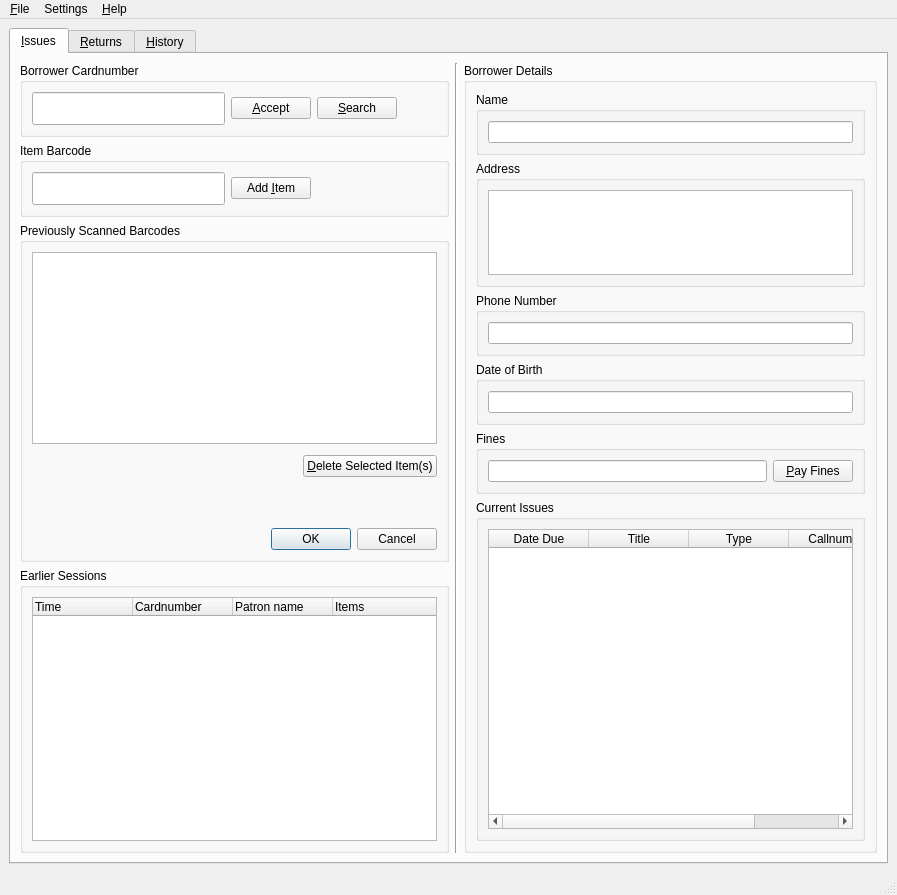
Above: mainwindow.ui from bywatersolutions/koha-offline-circulation before the change. Below: the same form after it.
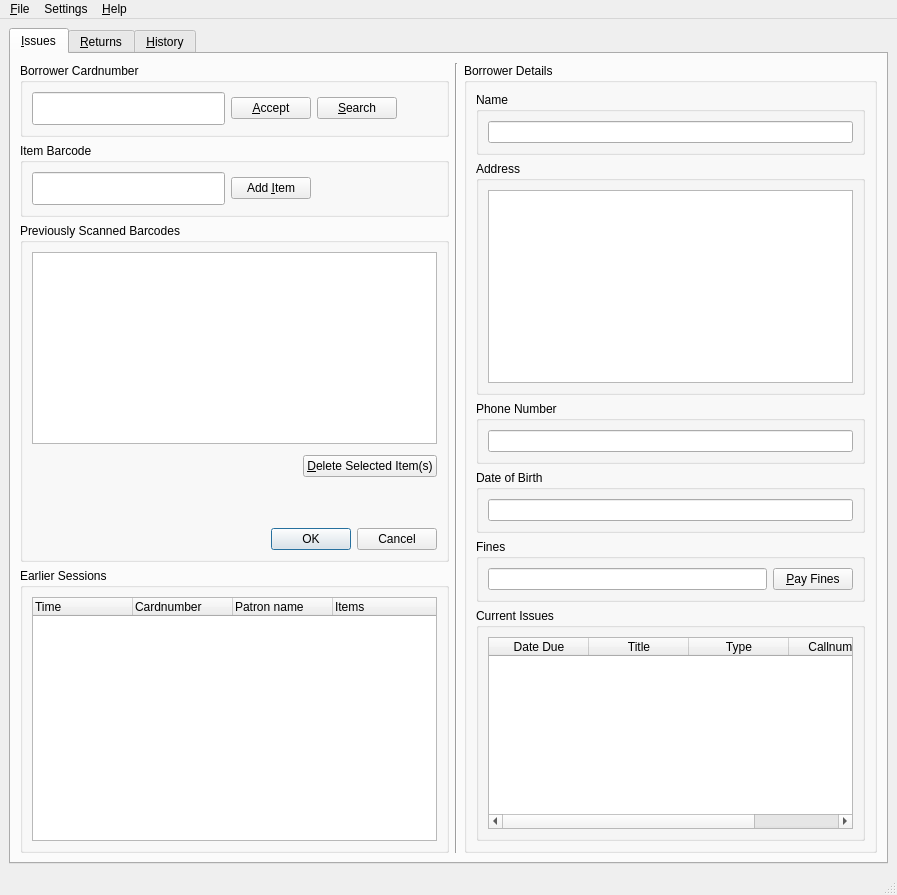
That is the form after the change. Icons and pictures are not drawn.

Commit message:
Program window cannot be reduced smaller than a certain height
The current issues table carried a 300 pixel minimum height, and because it
sits at the bottom of the borrower details column that one floor set the
minimum height of the whole window at 925 pixels, putting the buttons off the
bottom of a small screen. The table now falls back to its natural minimum,
which brings the window down to 711, and it still takes every spare pixel at
normal window sizes.

What changed in the file:
```diff
--- a/mainwindow.ui
+++ b/mainwindow.ui
@@ -424,12 +424,6 @@
                  <layout class="QHBoxLayout" name="horizontalLayout_10">
                   <item>
                    <widget class="QTableWidget" name="borrowerDetailsCurrentIssues">
-                    <property name="minimumSize">
-                     <size>
-                      <width>0</width>
-                      <height>300</height>
-                     </size>
-                    </property>
                     <property name="editTriggers">
                      <set>QAbstractItemView::NoEditTriggers</set>
                     </property>
```
The commit also changes 1 other file.
